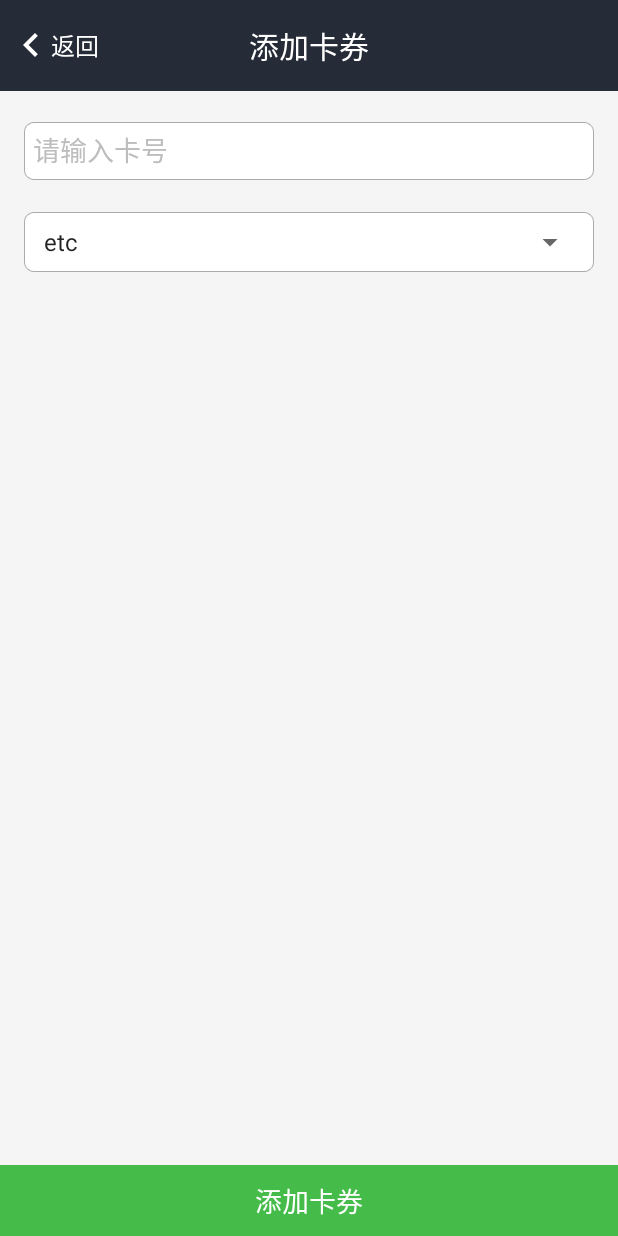
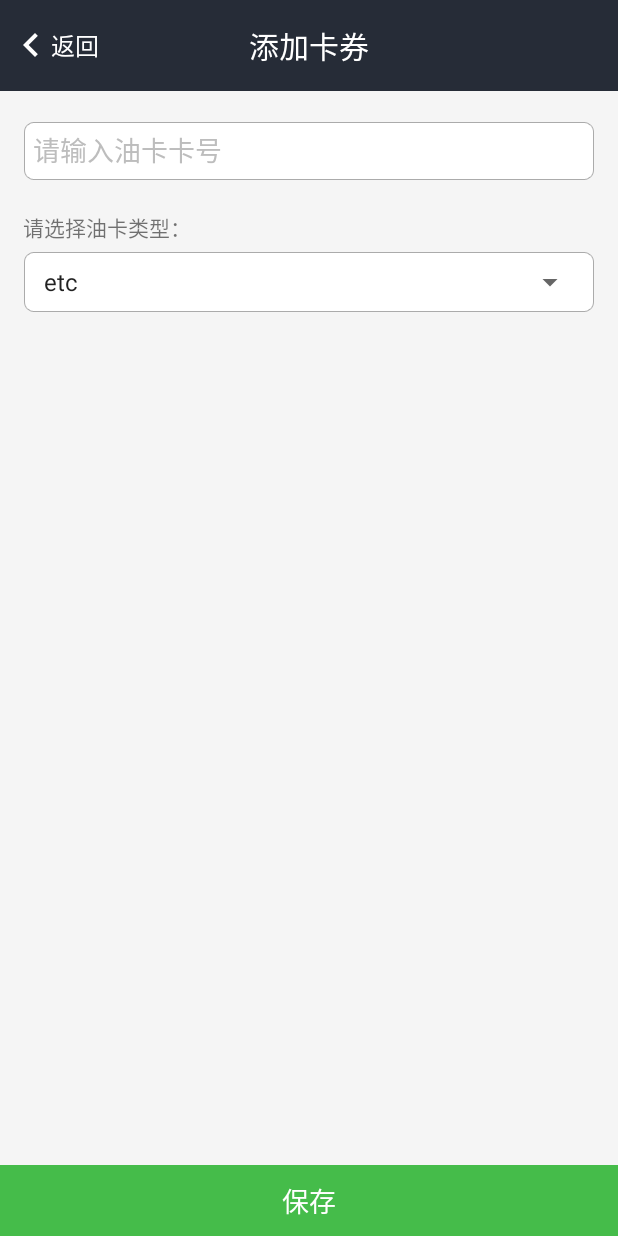
Before and after one commit to hardylake8020/youka-android, an Android app: the AddOilCardActivity screen opened directly, with no data from a screen before it, on a phone screen of 412 x 824 dp. Run offline under Robolectric (Android 15) with nearby library versions, the phone set to English and light mode, and no system bars; our stand-ins replace CircleImageView; libraries missing offline, so code that uses them is left out: com.baidu.mapapi, com.facebook.drawee, com.nostra13.universalimageloader, com.testin.agent.

Commit message:
Add tip in addoilcard xml and modify carapilmpl

```diff
--- a/app/src/main/java/com/zzqs/app_kc/z_kc/network/CarApiImpl.java
+++ b/app/src/main/java/com/zzqs/app_kc/z_kc/network/CarApiImpl.java
@@ -9,7 +9,6 @@ import com.google.gson.JsonObject;
 import com.google.gson.reflect.TypeToken;
 import com.zzqs.app_kc.z_kc.entitiy.Car;
 import com.zzqs.app_kc.z_kc.entitiy.ErrorInfo;
-import com.zzqs.app_kc.z_kc.entitiy.Tender;
 
 import org.json.JSONException;
 import org.json.JSONObject;
@@ -95,7 +94,7 @@ public class CarApiImpl {
               JsonArray jsonArray = jsonObject.getAsJsonArray(Car.TRUCKS);
               Type type = new TypeToken<List<Car>>() {
               }.getType();
-              List<Tender> list = gson.fromJson(jsonArray, type);
+              List<Car> list = gson.fromJson(jsonArray, type);
               errorInfo.object = list;
             }
             return errorInfo;
--- a/app/src/main/res/layout/z_kc_act_add_oil_card.xml
+++ b/app/src/main/res/layout/z_kc_act_add_oil_card.xml
@@ -20,17 +20,24 @@
             android:layout_marginRight="15dp"
             android:layout_marginTop="20dp"
             android:background="@drawable/login_edit_normal"
-            android:hint="请输入卡号"
+            android:hint="请输入油卡卡号"
             android:lines="1"
             android:textColorHint="@color/hint"
             android:textSize="18sp" />
+
+        <TextView
+            android:layout_width="wrap_content"
+            android:layout_height="wrap_content"
+            android:layout_marginLeft="15dp"
+            android:layout_marginTop="20dp"
+            android:text="请选择油卡类型：" />
 
         <RelativeLayout
             android:layout_width="match_parent"
             android:layout_height="wrap_content"
             android:layout_marginLeft="15dp"
             android:layout_marginRight="15dp"
-            android:layout_marginTop="20dp"
+            android:layout_marginTop="5dp"
             android:background="@drawable/login_edit_normal">
 
             <Spinner
@@ -49,7 +56,7 @@
         android:background="@color/green"
         android:gravity="center"
         android:padding="10dp"
-        android:text="@string/add_oil_card"
+        android:text="@string/save"
         android:textColor="@android:color/white"
         android:textSize="18sp" />
 </RelativeLayout>
--- a/app/src/main/res/values/strings.xml
+++ b/app/src/main/res/values/strings.xml
@@ -122,4 +122,5 @@
     <string name="un_use">未使用</string>
     <string name="distribution_tender_confirm_message">油卡&#160;&#160;%1$s\n请确认分配信息是否正确</string>
     <string name="distribution_success">分配成功</string>
+    <string name="save">保存</string>
 </resources>
```
Lines whose indentation alone changed are shown as unchanged.
